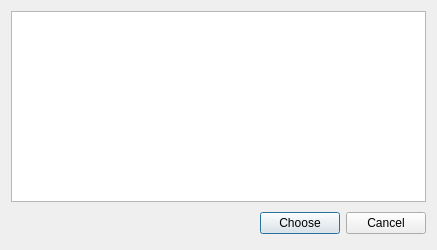
The window that FileExplorerDialog.ui (julianBustillos/PhotoSync) describes before a commit, drawn with Qt 5.
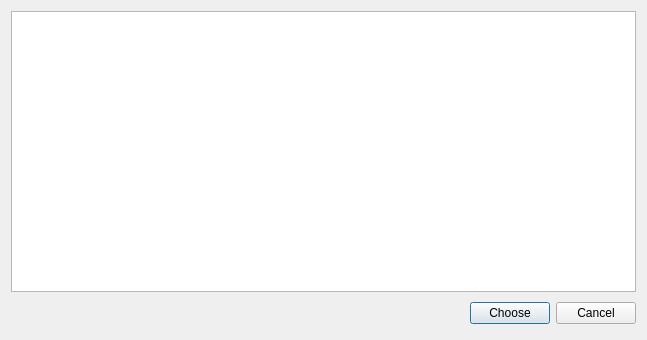
The same window after the commit.

Commit message: Increase dialog size

```diff
--- a/FileExplorerDialog.ui
+++ b/FileExplorerDialog.ui
@@ -6,8 +6,8 @@
    <rect>
     <x>0</x>
     <y>0</y>
-    <width>437</width>
-    <height>250</height>
+    <width>647</width>
+    <height>340</height>
    </rect>
   </property>
   <property name="windowTitle">
```
The commit also changes 1 other file.
